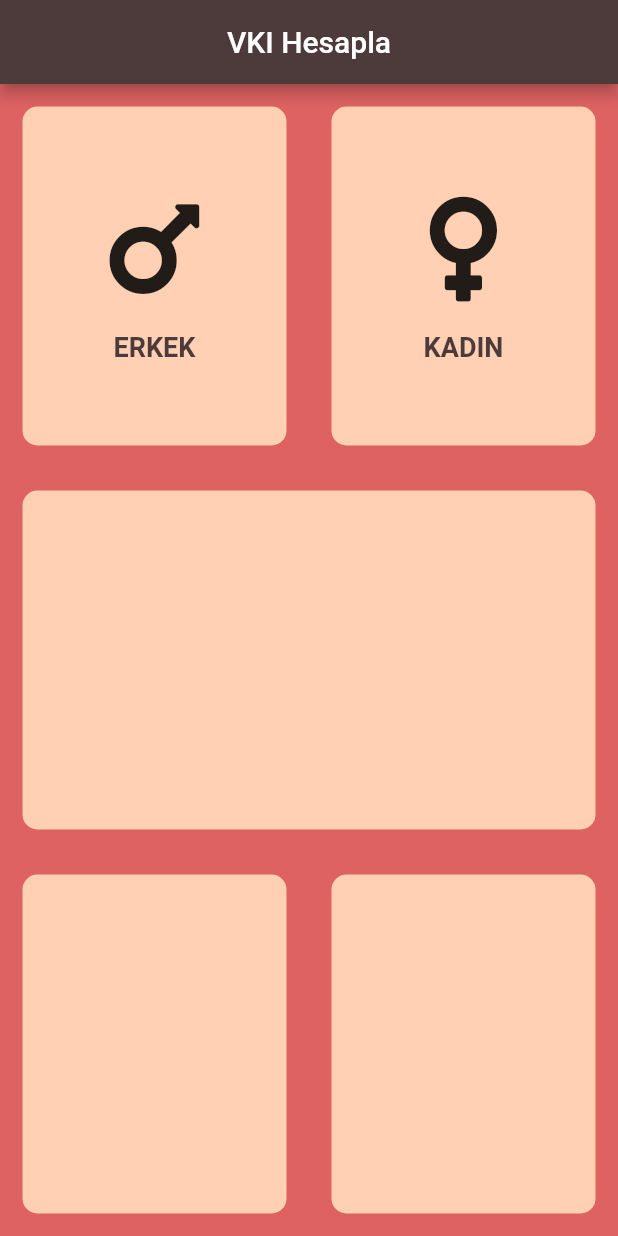
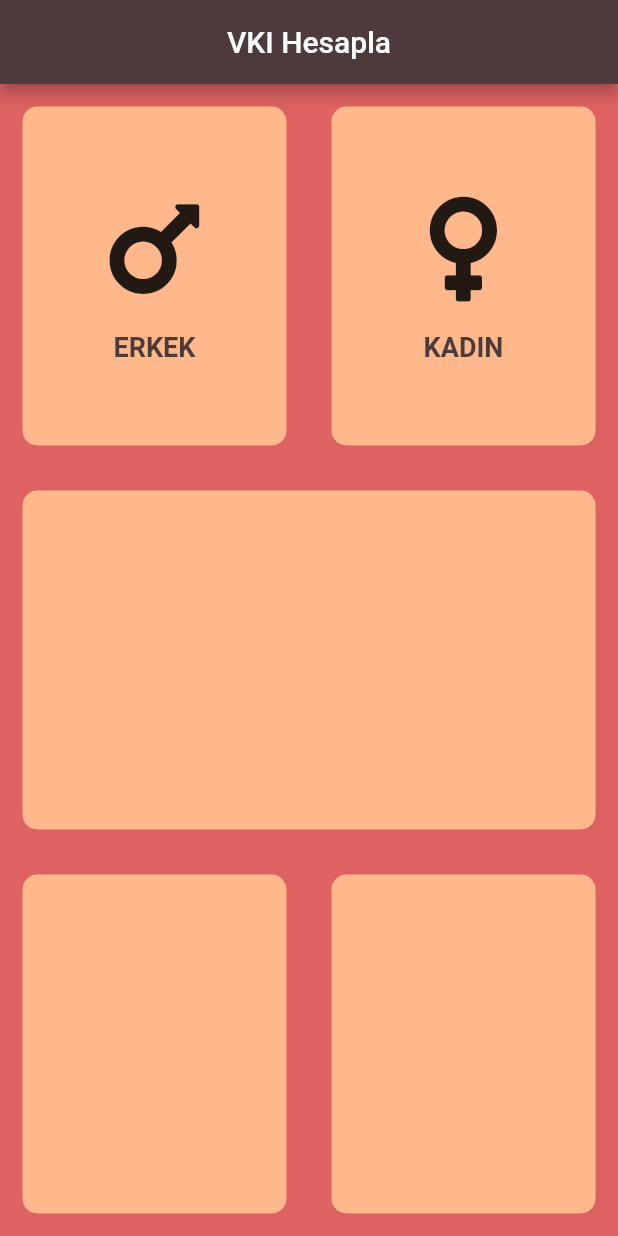
Before and after one commit to emralyilmaz/training35_vki_app, a Flutter app: the screen it shows after launch, on a phone screen of 412 x 824 dp. Run offline on Flutter 3.47's test engine with Material 2 defaults, Android fonts, the phone set to English and light mode, and no system bars; our stand-ins replace font_awesome_flutter.

Commit message:
cardlarin_tiklanmasi

```diff
--- a/lib/hesap_sayfasi.dart
+++ b/lib/hesap_sayfasi.dart
@@ -2,6 +2,9 @@ import 'package:flutter/material.dart';
 import 'package:font_awesome_flutter/font_awesome_flutter.dart';
 import 'hesap_card.dart';
 import 'icon_content.dart';
+
+const aktifCardRenk = Color.fromRGBO(245, 224, 211, 1);
+const inaktifCardRenk = Color.fromRGBO(255, 184, 140, 1);
 
 class HesaplamaSayfasi extends StatefulWidget {
   @override
@@ -9,6 +12,29 @@ class HesaplamaSayfasi extends StatefulWidget {
 }
 
 class _HesaplamaSayfasiState extends State<HesaplamaSayfasi> {
+  Color erkekCardRenk = inaktifCardRenk;
+  Color kadinCardRenk = inaktifCardRenk;
+
+  void renkGuncelle(int cinsiyet) {
+    if (cinsiyet == 1) {
+      if (erkekCardRenk == inaktifCardRenk) {
+        erkekCardRenk = aktifCardRenk;
+        kadinCardRenk = inaktifCardRenk;
+      } else {
+        erkekCardRenk = inaktifCardRenk;
+      }
+    }
+
+    if (cinsiyet == 2) {
+      if (kadinCardRenk == inaktifCardRenk) {
+        kadinCardRenk = aktifCardRenk;
+        erkekCardRenk = inaktifCardRenk;
+      } else {
+        kadinCardRenk = inaktifCardRenk;
+      }
+    }
+  }
+
   @override
   Widget build(BuildContext context) {
     return Scaffold(
@@ -21,17 +47,32 @@ class _HesaplamaSayfasiState extends State<HesaplamaSayfasi> {
               child: Row(
                 children: <Widget>[
                   Expanded(
+                    child: GestureDetector(
+                      onTap: () {
+                        //bprint("Erkek Kart Tıklandı");
+                        setState(() {
+                          renkGuncelle(1);
+                        });
+                      },
                       child: HesapCard(
-                      renk: Color.fromRGBO(255, 208, 179, 1),
+                        renk: erkekCardRenk,
                         cardChild: IconContent(
                             icon: FontAwesomeIcons.mars, text: "ERKEK"),
                       ),
                     ),
+                  ),
                   Expanded(
+                    child: GestureDetector(
+                      onTap: () {
+                        setState(() {
+                          renkGuncelle(2);
+                        });
+                      },
                       child: HesapCard(
-                      renk: Color.fromRGBO(255, 208, 179, 1),
+                        renk: kadinCardRenk,
                         cardChild: IconContent(
                             icon: FontAwesomeIcons.venus, text: "KADIN"),
+                      ),
                     ),
                   ),
                 ],
@@ -39,7 +80,7 @@ class _HesaplamaSayfasiState extends State<HesaplamaSayfasi> {
             ),
             Expanded(
               child: HesapCard(
-                renk: Color.fromRGBO(255, 208, 179, 1),
+                renk: Color.fromRGBO(255, 184, 140, 1),
               ),
             ),
             Expanded(
@@ -47,12 +88,12 @@ class _HesaplamaSayfasiState extends State<HesaplamaSayfasi> {
                 children: <Widget>[
                   Expanded(
                     child: HesapCard(
-                      renk: Color.fromRGBO(255, 208, 179, 1),
+                      renk: Color.fromRGBO(255, 184, 140, 1),
                     ),
                   ),
                   Expanded(
                     child: HesapCard(
-                      renk: Color.fromRGBO(255, 208, 179, 1),
+                      renk: Color.fromRGBO(255, 184, 140, 1),
                     ),
                   ),
                 ],
--- a/lib/main.dart
+++ b/lib/main.dart
@@ -9,7 +9,7 @@ class VKIHesapla extends StatelessWidget {
     return MaterialApp(
       theme: ThemeData(
         primaryColor: Color.fromRGBO(77, 59, 59, 1),
-        accentColor: Color.fromRGBO(245, 224, 211, 1),
+        accentColor: Color.fromRGBO(255, 184, 140, 1),
         scaffoldBackgroundColor: Color.fromRGBO(222, 98, 98, 1),
       ),
       home: HesaplamaSayfasi(),
```
Lines whose indentation alone changed are shown as unchanged.
